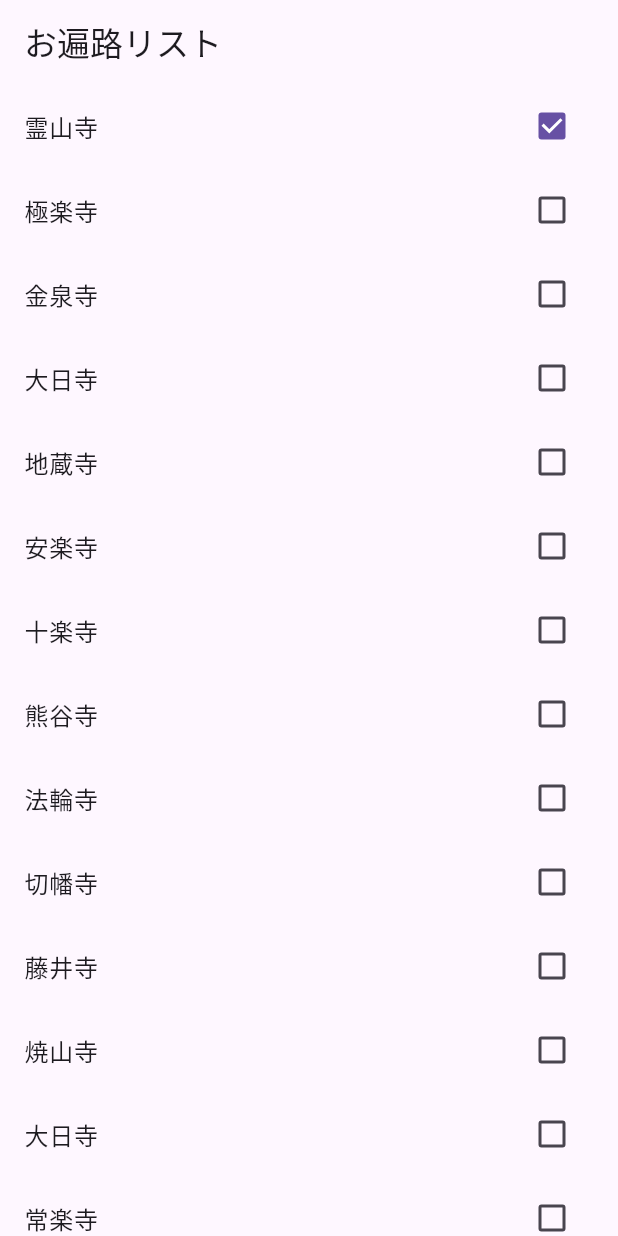
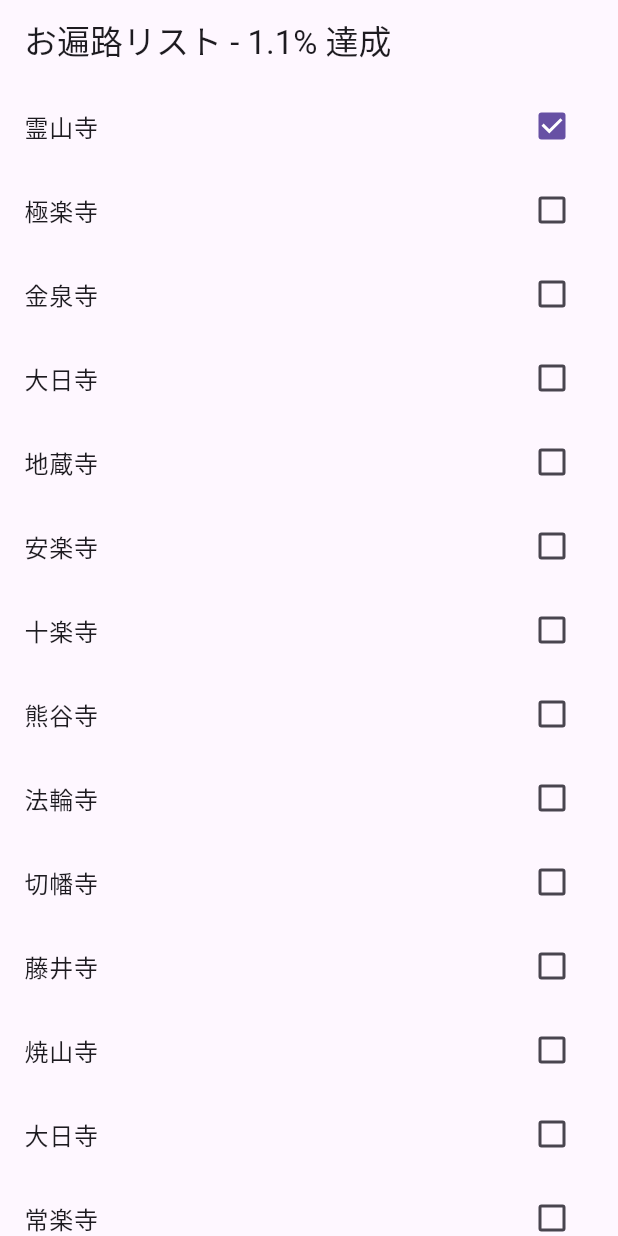
Before and after one commit to ryuchanchan/ohenro_app, a Flutter app: the screen it shows after launch, after a tap on "霊山寺", on a phone screen of 412 x 824 dp. Run offline on Flutter 3.47's test engine with Material 3 defaults, Android fonts, the phone set to English and light mode, and no system bars; our stand-ins replace shared_preferences.

Commit message:
add temples achievement rate

```diff
--- a/lib/main.dart
+++ b/lib/main.dart
@@ -36,6 +36,37 @@ class _TempleListPageState extends State<TempleListPage> {
     _loadVisited(); // 保存済みデータを読み込み
   }
 
+  //追加
+  double get progress {
+    if (visited.isEmpty) return 0;
+    int done = visited.where((v) => v).length;
+    return done / visited.length;
+  }
+
+  @override
+  Widget build(BuildContext context) {
+    return Scaffold(
+      appBar: AppBar(
+        title: Text('お遍路リスト - ${ (progress * 100).toStringAsFixed(1) }% 達成'),//追加
+      ),
+      body: ListView.builder(
+        itemCount: temples.length,
+        itemBuilder: (context, index) {
+          return CheckboxListTile(
+            title: Text(temples[index].name),
+            value: visited[index],
+            onChanged: (bool? value) {
+              setState(() {
+                visited[index] = value ?? false;
+              });
+              _saveVisited();
+            },
+          );
+        },
+      ),
+    );
+  }
+
   // ✅ 保存されているチェック状態を読み込み
   Future<void> _loadVisited() async {
     final prefs = await SharedPreferences.getInstance();
@@ -61,28 +92,4 @@ class _TempleListPageState extends State<TempleListPage> {
     // final check = prefs.getStringList('visitedList');
     // print("保存直後に読み出し: $check");
   }
-
-  @override
-  Widget build(BuildContext context) {
-    return Scaffold(
-      appBar: AppBar(
-        title: const Text("お遍路リスト"),
-      ),
-      body: ListView.builder(
-        itemCount: temples.length,
-        itemBuilder: (context, index) {
-          return CheckboxListTile(
-            title: Text(temples[index].name),
-            value: visited[index],
-            onChanged: (bool? value) {
-              setState(() {
-                visited[index] = value ?? false;
-              });
-              _saveVisited(); // ✅ チェックしたら保存
-            },
-          );
-        },
-      ),
-    );
-  }
 }
```
